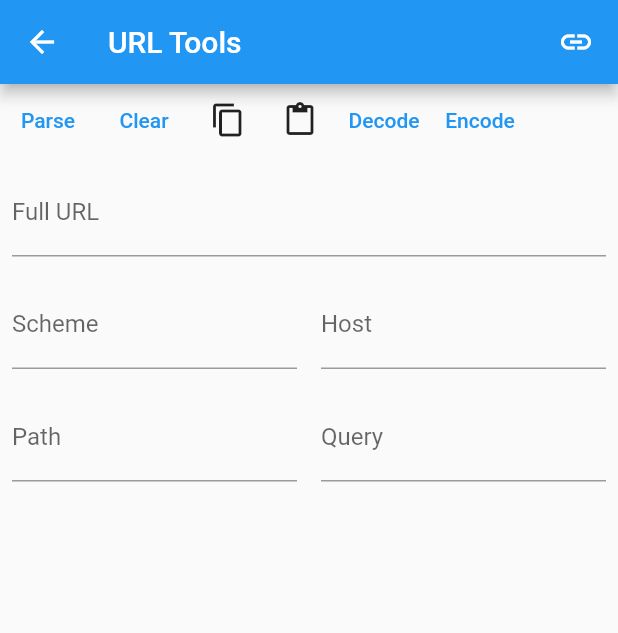
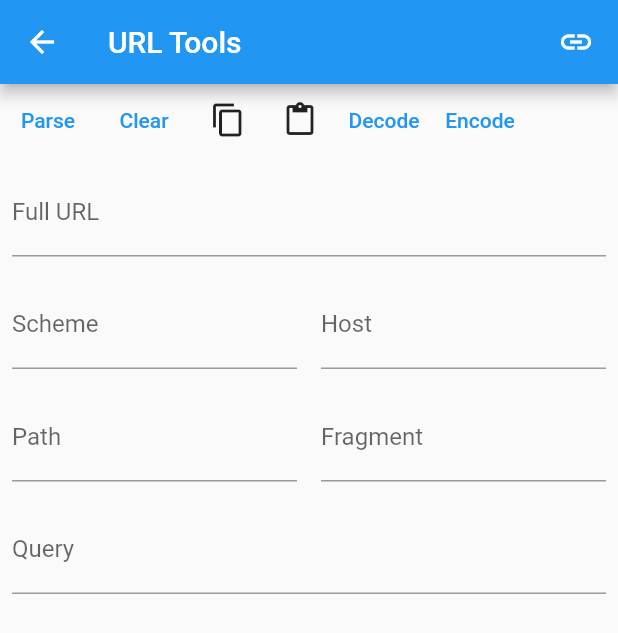
Before and after one commit to gladimdim/glad_tools, a Flutter app: the screen it shows after launch, after a tap on "URL Tools", on a phone screen of 412 x 824 dp. Shown: the top 633 px of the screen. Run offline on Flutter 3.47's test engine with Material 2 defaults, Android fonts, the phone set to English and light mode, and no system bars.

Commit message:
Update url_parser_view.dart

```diff
--- a/lib/views/url_parser_view/url_parser_view.dart
+++ b/lib/views/url_parser_view/url_parser_view.dart
@@ -15,12 +15,14 @@ class UrlParserView extends ToolWidget<UrlParserTool> {
   _Base64ImageContentState createState() => _Base64ImageContentState();
 }
 
-class _Base64ImageContentState extends ToolWidgetState<UrlParserView, UrlParserTool> {
+class _Base64ImageContentState
+    extends ToolWidgetState<UrlParserView, UrlParserTool> {
   final TextEditingController _controller = TextEditingController();
   final TextEditingController _hostController = TextEditingController();
   final TextEditingController _pathController = TextEditingController();
   final TextEditingController _queryController = TextEditingController();
   final TextEditingController _schemeController = TextEditingController();
+  final TextEditingController _fragmentController = TextEditingController();
   Uri? uri;
 
   @override
@@ -35,6 +37,7 @@ class _Base64ImageContentState extends ToolWidgetState<UrlParserView, UrlParserT
   @override
   Widget build(BuildContext context) {
     return Column(
+      mainAxisAlignment: MainAxisAlignment.start,
       children: [
         Row(
           children: [
@@ -77,7 +80,7 @@ class _Base64ImageContentState extends ToolWidgetState<UrlParserView, UrlParserT
                         padding: const EdgeInsets.all(8.0),
                         child: TextField(
                           decoration:
-                          const InputDecoration(label: Text("Scheme")),
+                              const InputDecoration(label: Text("Scheme")),
                           controller: _schemeController,
                           onSubmitted: (String? value) {
                             if (uri == null) {
@@ -98,7 +101,7 @@ class _Base64ImageContentState extends ToolWidgetState<UrlParserView, UrlParserT
                         padding: const EdgeInsets.all(8.0),
                         child: TextField(
                           decoration:
-                          const InputDecoration(label: Text("Host")),
+                              const InputDecoration(label: Text("Host")),
                           controller: _hostController,
                           onSubmitted: (String? value) {
                             if (uri == null) {
@@ -124,7 +127,7 @@ class _Base64ImageContentState extends ToolWidgetState<UrlParserView, UrlParserT
                         padding: const EdgeInsets.all(8.0),
                         child: TextField(
                           decoration:
-                          const InputDecoration(label: Text("Path")),
+                              const InputDecoration(label: Text("Path")),
                           controller: _pathController,
                           onSubmitted: (String? value) {
                             if (uri == null) {
@@ -146,14 +149,14 @@ class _Base64ImageContentState extends ToolWidgetState<UrlParserView, UrlParserT
                         padding: const EdgeInsets.all(8.0),
                         child: TextField(
                           decoration:
-                          const InputDecoration(label: Text("Query")),
-                          controller: _queryController,
+                              const InputDecoration(label: Text("Fragment")),
+                          controller: _fragmentController,
                           onSubmitted: (String? value) {
                             if (uri == null) {
                               return;
                             }
                             if (value != null) {
-                              uri = uri!.replace(query: value);
+                              uri = uri!.replace(fragment: value);
                             }
                             _controller.text = uri.toString();
                             _parse();
@@ -163,6 +166,24 @@ class _Base64ImageContentState extends ToolWidgetState<UrlParserView, UrlParserT
                       ),
                     ),
                   ],
+                ),
+                Padding(
+                  padding: const EdgeInsets.all(8.0),
+                  child: TextField(
+                    decoration: const InputDecoration(label: Text("Query")),
+                    controller: _queryController,
+                    onSubmitted: (String? value) {
+                      if (uri == null) {
+                        return;
+                      }
+                      if (value != null) {
+                        uri = uri!.replace(query: value);
+                      }
+                      _controller.text = uri.toString();
+                      _parse();
+                      // _updateMainInputWithUri(uri!);
+                    },
+                  ),
                 ),
                 if (uri != null && uri!.hasQuery)
                   QueryListView(
@@ -186,6 +207,7 @@ class _Base64ImageContentState extends ToolWidgetState<UrlParserView, UrlParserT
       _hostController.clear();
       _queryController.clear();
       _schemeController.clear();
+      _fragmentController.clear();
     });
   }
 
@@ -206,6 +228,7 @@ class _Base64ImageContentState extends ToolWidgetState<UrlParserView, UrlParserT
       _pathController.text = parsedUri.path;
       _queryController.text = parsedUri.query;
       _schemeController.text = parsedUri.scheme;
+      _fragmentController.text = parsedUri.fragment;
       uri = parsedUri;
     });
   }
@@ -217,6 +240,7 @@ class _Base64ImageContentState extends ToolWidgetState<UrlParserView, UrlParserT
     _hostController.dispose();
     _queryController.dispose();
     _schemeController.dispose();
+    _fragmentController.dispose();
     super.dispose();
   }
 
```
